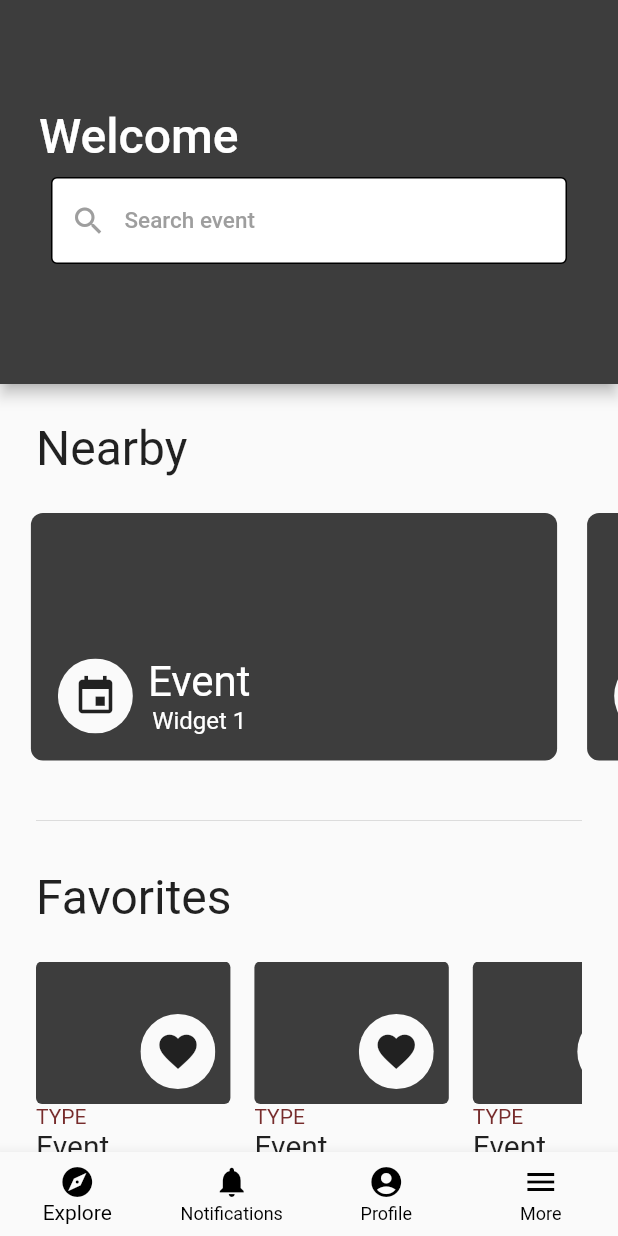
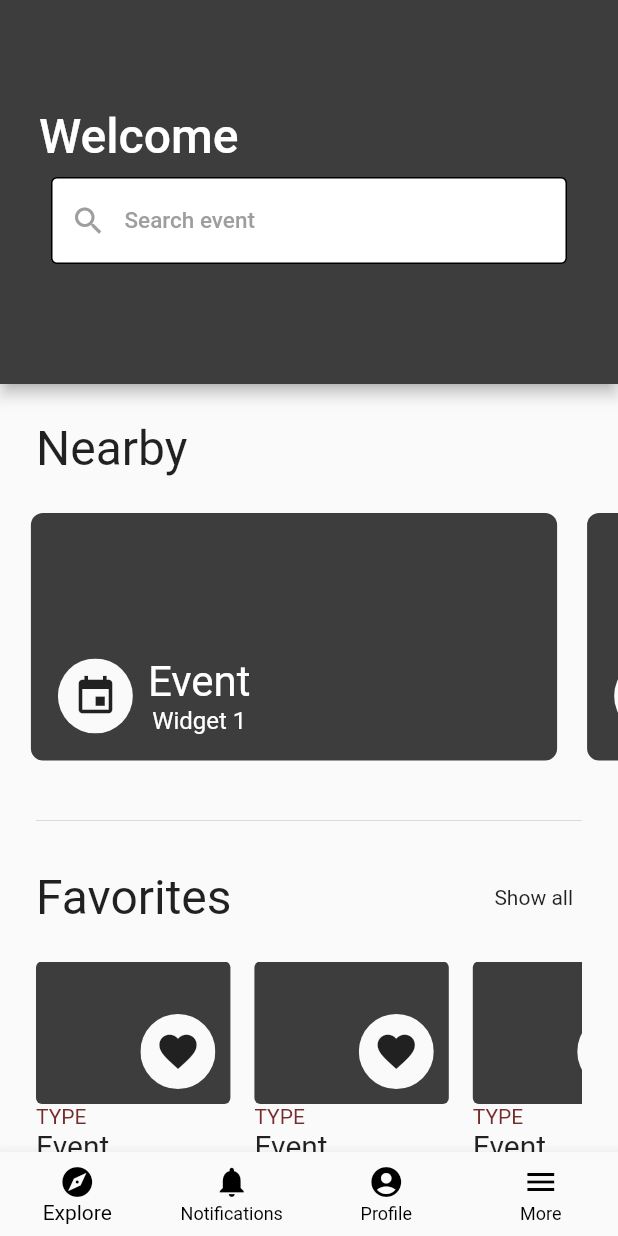
Before and after one commit to brfideliza/brfideliza, a Flutter app: the ExploreScreen screen opened by its route, on a phone screen of 412 x 824 dp. Run offline on Flutter 3.47's test engine with Material 2 defaults, Android fonts, the phone set to English and light mode, and no system bars; drawn by our look-alikes of carousel_slider; our stand-ins replace cloud_firestore, firebase_auth, firebase_core, fluttertoast, persistent_bottom_nav_bar; accounts and stored records are empty.

Commit message:
refactor: added text 'Show all'

```diff
--- a/lib/screens/initials/explore_screen.dart
+++ b/lib/screens/initials/explore_screen.dart
@@ -1,6 +1,7 @@
 import 'package:carousel_slider/carousel_slider.dart';
 import 'package:flutter/material.dart';
 import '../../components/bottom_navigation_bar.dart';
+import '../events/events_list.dart';
 
 class ExploreScreen extends StatefulWidget {
   const ExploreScreen({super.key});
@@ -102,7 +103,18 @@ class _ExploreScreenState extends State<ExploreScreen> {
                 padding: EdgeInsets.fromLTRB(24, 32, 24, 0),
                 child: Divider(),
               ),
-              H1(title: "Favorites"),
+              Padding(
+                padding: const EdgeInsets.only(
+                  right: 30,
+                ),
+                child: Row(
+                  mainAxisAlignment: MainAxisAlignment.spaceBetween,
+                  children: [
+                    H1(title: "Favorites"),
+                    Text("Show all"),
+                  ],
+                ),
+              ),
               Padding(
                 padding: const EdgeInsets.symmetric(horizontal: 24.0),
                 child: CarouselSlider(
```
